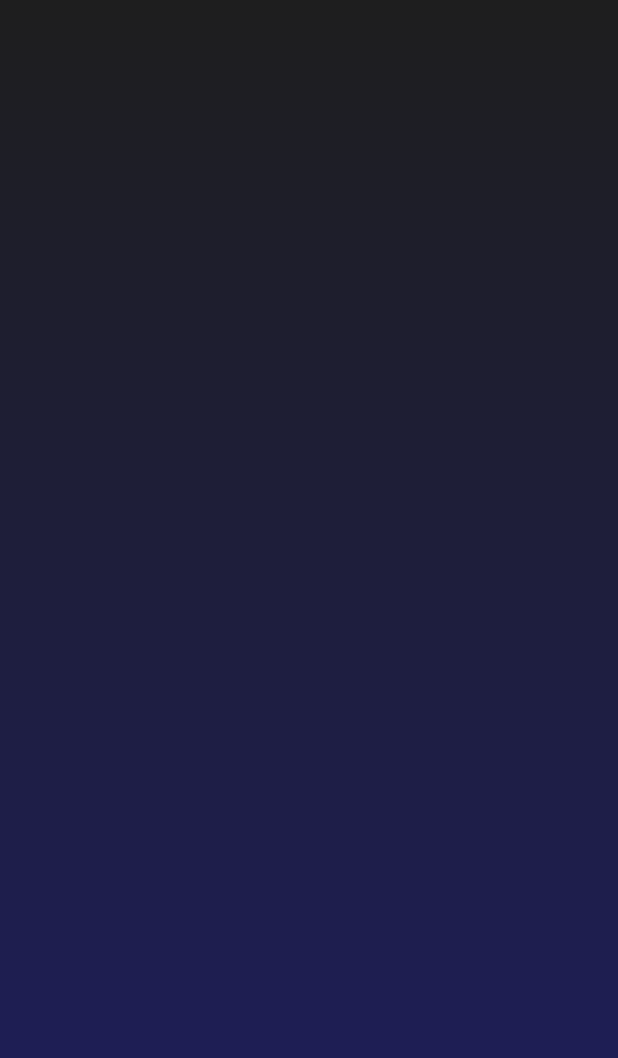
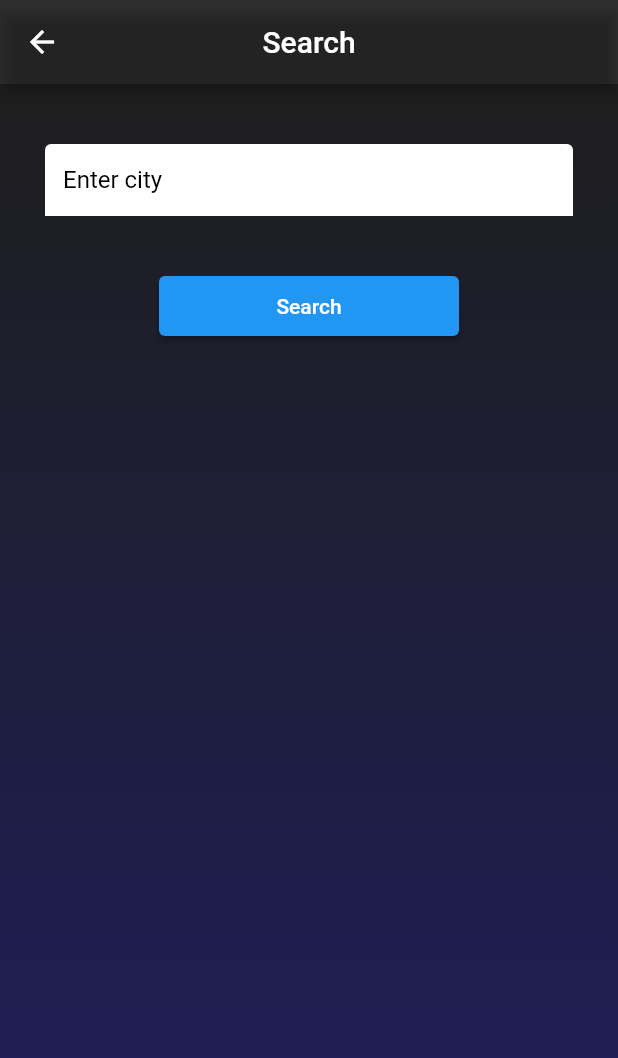
Before and after one commit to AliAltiyev/WeatherApp, a Flutter app: the CityScreen screen opened directly, on a phone screen of 412 x 824 dp. Shown: the top 1058 px of the screen. Run offline on Flutter 3.47's test engine with Material 2 defaults, Android fonts, the phone set to English and light mode, and no system bars; our stand-ins replace flutter_spinkit, geolocator, google_fonts; missing offline and left inert: date_formatter.

Commit message:
add textField for searching city

```diff
--- a/lib/screens/city_screen.dart
+++ b/lib/screens/city_screen.dart
@@ -12,13 +12,33 @@ class _CityScreenState extends State<CityScreen> {
   @override
   Widget build(BuildContext context) {
     return Scaffold(
+        appBar: AppBar(
+          title: Text("Search"),
+          centerTitle: true,
+          backgroundColor: Colors.transparent,
+        ),
         body: Container(
-      decoration: BoxDecoration(gradient: kAppBackgroundGradientColor),
-
-
-    )
-
-
-    );
+          decoration: BoxDecoration(gradient: kAppBackgroundGradientColor),
+          child: Column(
+            children: [
+              Padding(
+                padding: EdgeInsets.symmetric(horizontal: 30, vertical: 40),
+                child: TextField(
+                  onChanged: (String value) {
+  debugPrint(value);
+                  },
+                  decoration: kCitySearchTextFieldDecoration,
+                  style: TextStyle(color: Colors.black),
+                ),
+              ),
+              SizedBox(
+                height: 40,
+                width: 200,
+                child: ElevatedButton(
+                    onPressed: () {}, child: const Text('Search')),
+              )
+            ],
+          ),
+        ));
   }
 }
--- a/lib/utilities/constants.dart
+++ b/lib/utilities/constants.dart
@@ -6,3 +6,9 @@ const kAppBackgroundGradientColor = LinearGradient(
     colors: [Color(0xff1E1E1E), Color(0xff1e1e5e)],
     begin: Alignment.topCenter,
     end: Alignment.bottomCenter);
+
+const kCitySearchTextFieldDecoration = InputDecoration(
+    filled: true,
+    fillColor: Colors.white,
+    hintText: 'Enter city',
+    hintStyle: TextStyle(color: Colors.black));
```
